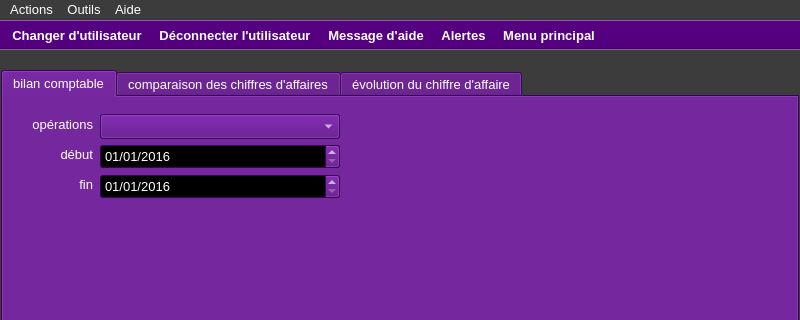
Above: ui/yeroth-erp-tableaux-de-bord-window.ui from xnoumbissinoundou/yeroth-erp-3.0 before the change; both pictures show x 0 to 800 and y 0 to 320 of the 800 by 600 pixel window. Below: the same form after it.
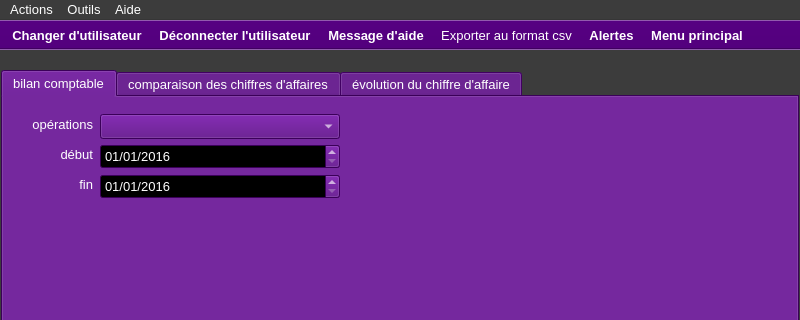
That is the form after the change. Icons and pictures are not drawn. Custom widgets are drawn as their Qt base class.

Commit message: On branch master 	modified:   src/windows/yeroth-erp-tableaux-de-bord-window.cpp 	modified:   src/windows/yeroth-erp-tableaux-de-bord-window.hpp 	modified:   ui/yeroth-erp-tableaux-de-bord-window.ui

```diff
--- a/ui/yeroth-erp-tableaux-de-bord-window.ui
+++ b/ui/yeroth-erp-tableaux-de-bord-window.ui
@@ -13027,6 +13027,7 @@
    <addaction name="actionChanger_utilisateur"/>
    <addaction name="actionDeconnecter_utilisateur"/>
    <addaction name="actionAppeler_aide"/>
+   <addaction name="actionExporter_au_format_csv"/>
    <addaction name="actionAlertes"/>
    <addaction name="actionMenu"/>
   </widget>
@@ -13221,6 +13222,21 @@
     </font>
    </property>
   </action>
+  <action name="actionExporter_au_format_csv">
+   <property name="icon">
+    <iconset>
+     <normalon>:/yeroth-erp-3-0-images/yeroth-erp-3.0-export-csv-data-icon.png</normalon>
+    </iconset>
+   </property>
+   <property name="text">
+    <string>Exporter au format csv</string>
+   </property>
+   <property name="font">
+    <font>
+     <pointsize>10</pointsize>
+    </font>
+   </property>
+  </action>
  </widget>
  <customwidgets>
   <customwidget>
```
Left out of the diff: 4 changed lines with no effect on the pictures. The commit also changes 2 other files.
